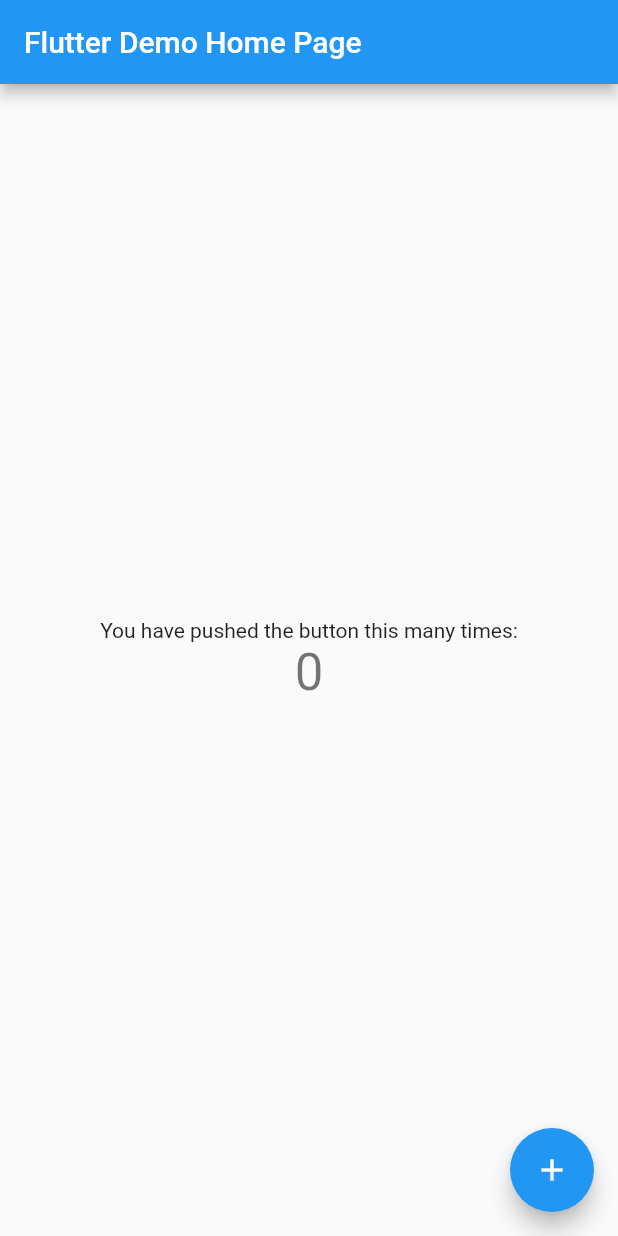
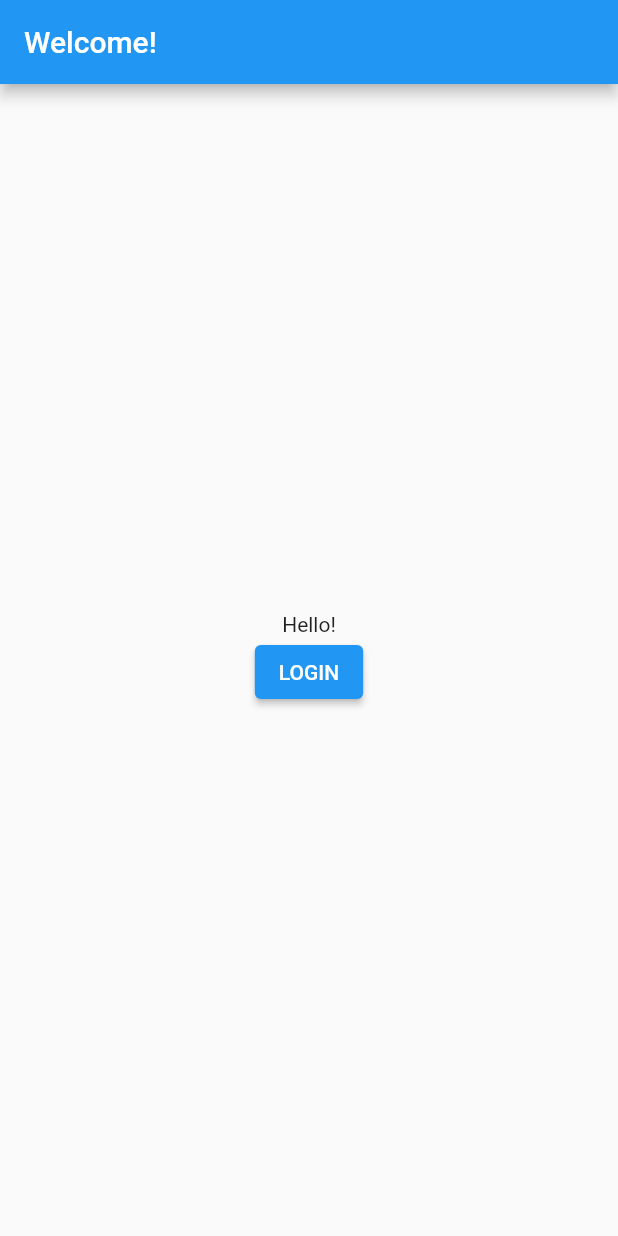
Before and after one commit to christianwico/flutter-code-challenge, a Flutter app: the screen it shows after launch, on a phone screen of 412 x 824 dp. Run offline on Flutter 3.47's test engine with Material 2 defaults, Android fonts, the phone set to English and light mode, and no system bars; our stand-ins replace flutter_secure_storage; missing offline and left inert: flutter_appauth.

Commit message:
Setup initial UI

```diff
--- a/lib/main.dart
+++ b/lib/main.dart
@@ -1,113 +1,47 @@
 import 'package:flutter/material.dart';
+import 'package:flutter_code_challenge/pages/home/home_page.dart';
+import 'package:flutter_code_challenge/providers/auth.dart';
+import 'package:provider/provider.dart';
 
 void main() {
-  runApp(MyApp());
+  runApp(
+    ChangeNotifierProvider(
+      create: (_) => Auth(),
+      child: MyApp(),
+    ),
+  );
 }
 
 class MyApp extends StatelessWidget {
-  // This widget is the root of your application.
   @override
   Widget build(BuildContext context) {
     return MaterialApp(
-      title: 'Flutter Demo',
+      title: 'Flutter Code Challenge',
       theme: ThemeData(
-        // This is the theme of your application.
-        //
-        // Try running your application with "flutter run". You'll see the
-        // application has a blue toolbar. Then, without quitting the app, try
-        // changing the primarySwatch below to Colors.green and then invoke
-        // "hot reload" (press "r" in the console where you ran "flutter run",
-        // or simply save your changes to "hot reload" in a Flutter IDE).
-        // Notice that the counter didn't reset back to zero; the application
-        // is not restarted.
         primarySwatch: Colors.blue,
       ),
-      home: MyHomePage(title: 'Flutter Demo Home Page'),
+      home: context.watch<Auth>().isLoggedIn ? AppTabs() : HomePage(),
     );
   }
 }
 
-class MyHomePage extends StatefulWidget {
-  MyHomePage({Key? key, this.title}) : super(key: key);
-
-  // This widget is the home page of your application. It is stateful, meaning
-  // that it has a State object (defined below) that contains fields that affect
-  // how it looks.
-
-  // This class is the configuration for the state. It holds the values (in this
-  // case the title) provided by the parent (in this case the App widget) and
-  // used by the build method of the State. Fields in a Widget subclass are
-  // always marked "final".
-
-  final String? title;
-
-  @override
-  _MyHomePageState createState() => _MyHomePageState();
-}
-
-class _MyHomePageState extends State<MyHomePage> {
-  int _counter = 0;
-
-  void _incrementCounter() {
-    setState(() {
-      // This call to setState tells the Flutter framework that something has
-      // changed in this State, which causes it to rerun the build method below
-      // so that the display can reflect the updated values. If we changed
-      // _counter without calling setState(), then the build method would not be
-      // called again, and so nothing would appear to happen.
-      _counter++;
-    });
-  }
-
+class AppTabs extends StatelessWidget {
   @override
   Widget build(BuildContext context) {
-    // This method is rerun every time setState is called, for instance as done
-    // by the _incrementCounter method above.
-    //
-    // The Flutter framework has been optimized to make rerunning build methods
-    // fast, so that you can just rebuild anything that needs updating rather
-    // than having to individually change instances of widgets.
     return Scaffold(
-      appBar: AppBar(
-        // Here we take the value from the MyHomePage object that was created by
-        // the App.build method, and use it to set our appbar title.
-        title: Text(widget.title!),
+      appBar: AppBar(),
+      bottomNavigationBar: BottomNavigationBar(
+        items: [
+          BottomNavigationBarItem(
+            label: 'Home',
+            icon: Icon(Icons.home),
+          ),
+          BottomNavigationBarItem(
+            label: 'Weather',
+            icon: Icon(Icons.wb_sunny),
+          ),
+        ],
       ),
-      body: Center(
-        // Center is a layout widget. It takes a single child and positions it
-        // in the middle of the parent.
-        child: Column(
-          // Column is also a layout widget. It takes a list of children and
-          // arranges them vertically. By default, it sizes itself to fit its
-          // children horizontally, and tries to be as tall as its parent.
-          //
-          // Invoke "debug painting" (press "p" in the console, choose the
-          // "Toggle Debug Paint" action from the Flutter Inspector in Android
-          // Studio, or the "Toggle Debug Paint" command in Visual Studio Code)
-          // to see the wireframe for each widget.
-          //
-          // Column has various properties to control how it sizes itself and
-          // how it positions its children. Here we use mainAxisAlignment to
-          // center the children vertically; the main axis here is the vertical
-          // axis because Columns are vertical (the cross axis would be
-          // horizontal).
-          mainAxisAlignment: MainAxisAlignment.center,
-          children: <Widget>[
-            Text(
-              'You have pushed the button this many times:',
-            ),
-            Text(
-              '$_counter',
-              style: Theme.of(context).textTheme.headline4,
-            ),
-          ],
-        ),
-      ),
-      floatingActionButton: FloatingActionButton(
-        onPressed: _incrementCounter,
-        tooltip: 'Increment',
-        child: Icon(Icons.add),
-      ), // This trailing comma makes auto-formatting nicer for build methods.
     );
   }
 }
--- /dev/null
+++ b/lib/pages/home/home_page.dart
@@ -0,0 +1,26 @@
+import 'package:flutter/material.dart';
+import 'package:flutter_code_challenge/providers/auth.dart';
+import 'package:provider/provider.dart';
+
+class HomePage extends StatelessWidget {
+  @override
+  Widget build(BuildContext context) {
+    return Scaffold(
+      appBar: AppBar(
+        title: Text('Welcome!'),
+      ),
+      body: Center(
+        child: Column(
+          mainAxisAlignment: MainAxisAlignment.center,
+          children: [
+            Text('Hello!'),
+            ElevatedButton(
+              child: Text('LOGIN'),
+              onPressed: context.read<Auth>().loginAction,
+            ),
+          ],
+        ),
+      ),
+    );
+  }
+}
```
